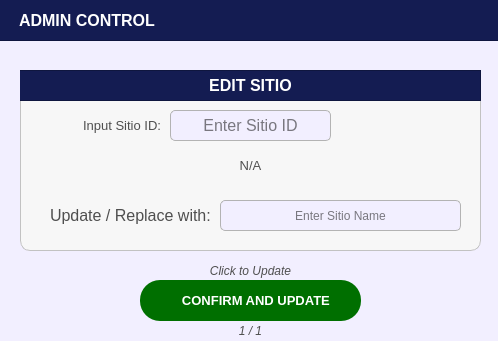
Before: the Qt Designer form Resources/UIs/PopUp/Screen_Admin/AdminControls/Sitio/editsitio.ui in Yohhannn/Barangay-Records-Statistics-System, drawn with Qt 5.
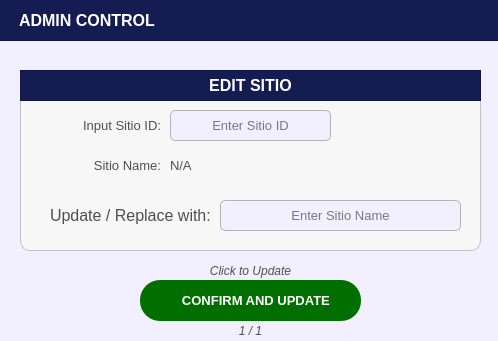
After: the same form once the commit is applied. Icons and pictures are not drawn.

```diff
--- a/Resources/UIs/PopUp/Screen_Admin/AdminControls/Sitio/editsitio.ui
+++ b/Resources/UIs/PopUp/Screen_Admin/AdminControls/Sitio/editsitio.ui
@@ -492,7 +492,7 @@
    <string>Dialog</string>
   </property>
   <property name="styleSheet">
-   <string notr="true">#PopUp_citizenprofileFilterOptions{
+   <string notr="true">#edit_register_button_popup{
 	background-color: #f2efff;
 }</string>
   </property>
@@ -631,7 +631,7 @@
     <property name="font">
      <font>
       <family>Arial</family>
-      <pointsize>9</pointsize>
+      <pointsize>10</pointsize>
      </font>
     </property>
     <property name="styleSheet">
@@ -698,7 +698,7 @@
     <property name="font">
      <font>
       <family>Arial</family>
-      <pointsize>12</pointsize>
+      <pointsize>10</pointsize>
      </font>
     </property>
     <property name="styleSheet">
@@ -728,9 +728,9 @@
    <widget class="QLabel" name="display_searched">
     <property name="geometry">
      <rect>
-      <x>0</x>
+      <x>150</x>
       <y>80</y>
-      <width>461</width>
+      <width>291</width>
       <height>31</height>
      </rect>
     </property>
@@ -750,7 +750,7 @@
      <string>N/A</string>
     </property>
     <property name="alignment">
-     <set>Qt::AlignmentFlag::AlignCenter</set>
+     <set>Qt::AlignmentFlag::AlignLeading|Qt::AlignmentFlag::AlignLeft|Qt::AlignmentFlag::AlignVCenter</set>
     </property>
    </widget>
    <widget class="QLabel" name="label_comment">
@@ -781,6 +781,34 @@
      <set>Qt::AlignmentFlag::AlignRight|Qt::AlignmentFlag::AlignTrailing|Qt::AlignmentFlag::AlignVCenter</set>
     </property>
    </widget>
+   <widget class="QLabel" name="label_sitio_name">
+    <property name="geometry">
+     <rect>
+      <x>30</x>
+      <y>80</y>
+      <width>111</width>
+      <height>31</height>
+     </rect>
+    </property>
+    <property name="font">
+     <font>
+      <family>Arial</family>
+      <pointsize>10</pointsize>
+     </font>
+    </property>
+    <property name="styleSheet">
+     <string notr="true">#label_sitio_name{
+	background-color:transparent;
+	color:#4f4f4f;
+}</string>
+    </property>
+    <property name="text">
+     <string>Sitio Name:</string>
+    </property>
+    <property name="alignment">
+     <set>Qt::AlignmentFlag::AlignRight|Qt::AlignmentFlag::AlignTrailing|Qt::AlignmentFlag::AlignVCenter</set>
+    </property>
+   </widget>
   </widget>
   <widget class="QPushButton" name="register_buttonConfirmHousehold_SaveForm">
    <property name="geometry">
```
Left out of the diff: 12 changed lines with no effect on the pictures.
